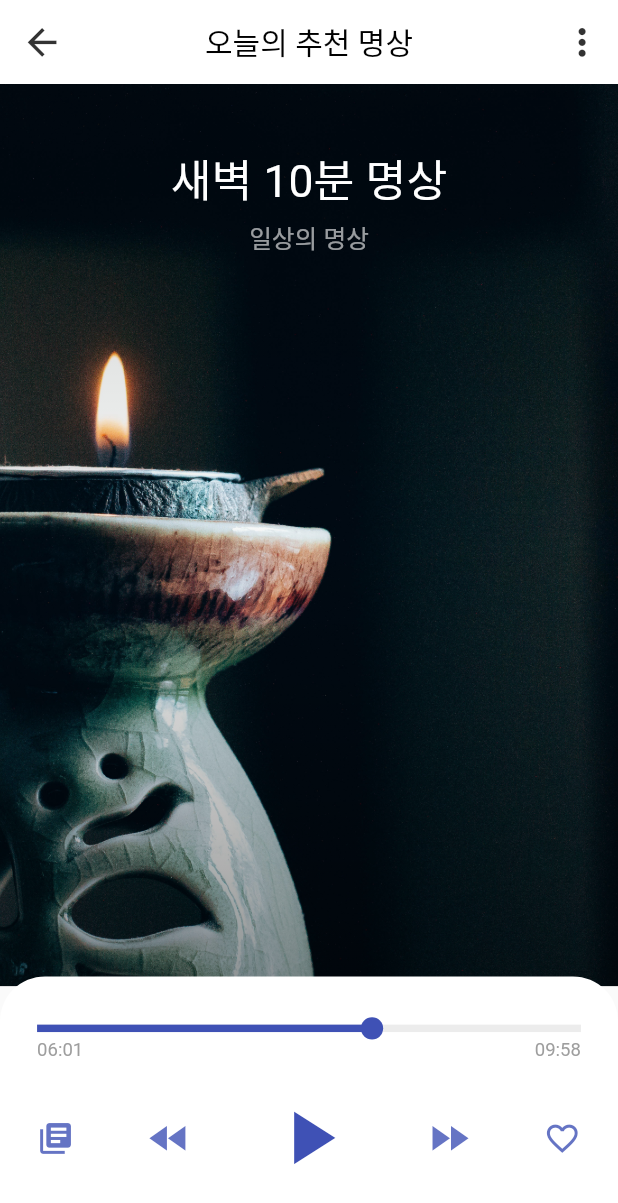
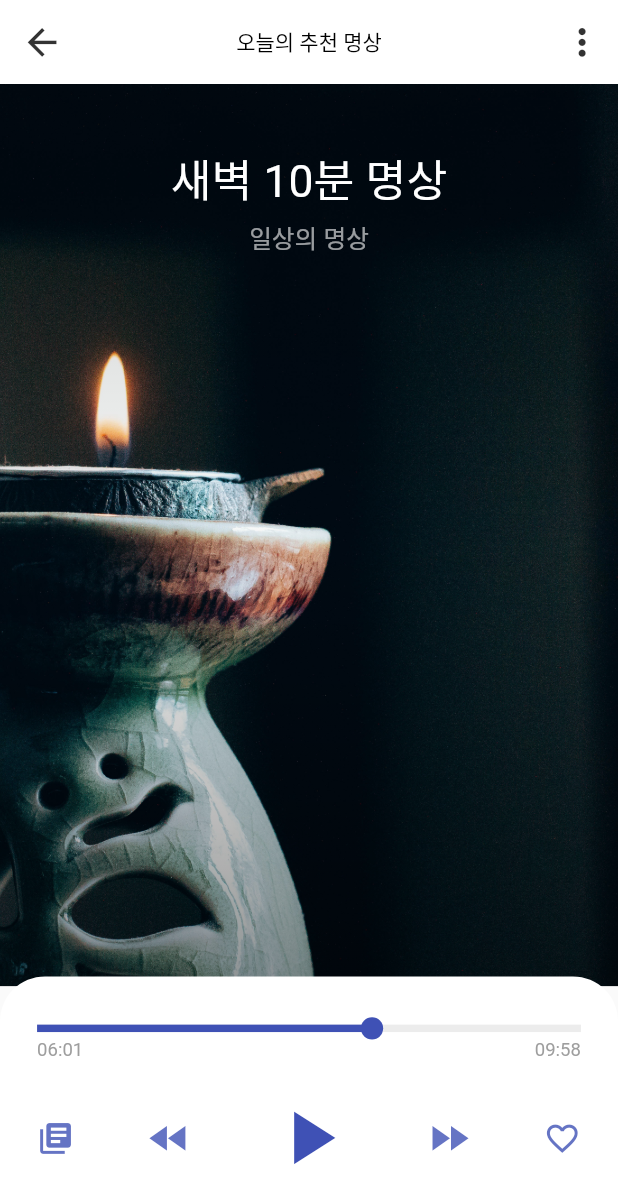
Before and after one commit to Kimdonghyeon7645/Contemplation, a Flutter app: the MeditationRunPage screen opened by its route, on a phone screen of 412 x 824 dp. Shown: the top 1203 px of the screen. Run offline on Flutter 3.47's test engine with Material 2 defaults, Android fonts, the phone set to English and light mode, and no system bars; our stand-ins replace get, material_design_icons_flutter; network calls fail.

Commit message:
code : add appBar style in theme

```diff
--- a/lib/main.dart
+++ b/lib/main.dart
@@ -20,7 +20,8 @@ class MyApp extends StatelessWidget {
       theme: lightTheme,
       debugShowCheckedModeBanner: false,
       title: '관조 - Contemplation',
-      initialRoute: "/",    // home: 속성과 중복해서 쓰지 않도록 주의
+      // initialRoute: "/",    // home: 속성과 중복해서 쓰지 않도록 주의
+      home: HomePage(),
       defaultTransition: Transition.noTransition,
       getPages: [
         GetPage(name: "/", page: () => HomePage()),
--- a/lib/screens/breath/screen_breath_list_page.dart
+++ b/lib/screens/breath/screen_breath_list_page.dart
@@ -7,8 +7,7 @@ class BreathListPage extends StatelessWidget {
   Widget build(BuildContext context) {
     return Scaffold(
       appBar: AppBar(
-        centerTitle: true,
-        title: Text("호흡", style: TextStyle(color: Colors.black)),
+        title: Text("호흡", style: Get.theme.appBarTheme.titleTextStyle),
       ),
       body: Column(
         children: [
--- a/lib/screens/meditation/screen_meditation_list_page.dart
+++ b/lib/screens/meditation/screen_meditation_list_page.dart
@@ -11,8 +11,7 @@ class MeditationListPage extends StatelessWidget {
       length: 4,
       child: Scaffold(
         appBar: AppBar(
-          title: Text("명상", style: TextStyle(color: Colors.black)),
-          centerTitle: true,
+          title: Text("명상", style: Get.theme.appBarTheme.titleTextStyle),
           // actions: [Icon(Icons.search)],
           bottom: TabBar(
             tabs: [
--- a/lib/themes/light_theme.dart
+++ b/lib/themes/light_theme.dart
@@ -6,7 +6,9 @@ final ThemeData lightTheme = ThemeData(
   // 앱-바 스타일
   appBarTheme: AppBarTheme(
     // backgroundColor: Color.fromRGBO(237, 229, 216, 1),
+    centerTitle: true,
     backgroundColor: Colors.white,
+    titleTextStyle: TextStyle(color: Colors.black),
     iconTheme: IconThemeData(color: Colors.black.withOpacity(0.8), size: Get.width * 0.07),
     textTheme: TextTheme(
       headline2: TextStyle(
```
